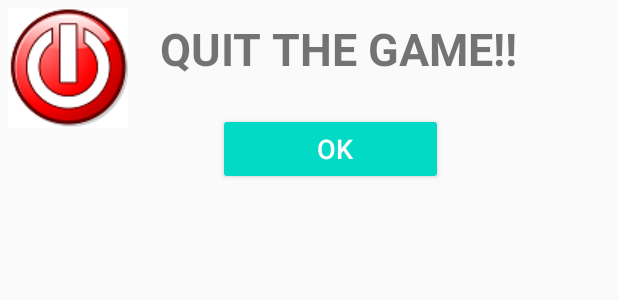
After one commit to AfnanCSE98/AndroidApps, an Android app: the layout custom.xml on its own in the app's theme, with its tools: preview values and no code run, on a phone screen of 412 x 824 dp. The commit adds this screen. Shown: the top 300 px of the screen. Run offline under Robolectric (Android 15) with nearby library versions, the phone set to English and light mode, and no system bars.

Commit message:
ar kisu korbona maybe

```diff
--- /dev/null
+++ b/GuessTheGibberish/app/src/main/res/layout/custom.xml
@@ -0,0 +1,49 @@
+<?xml version="1.0" encoding="utf-8"?>
+<RelativeLayout xmlns:android="http://schemas.android.com/apk/res/android"
+    xmlns:app="http://schemas.android.com/apk/res-auto"
+    xmlns:tools="http://schemas.android.com/tools"
+    android:orientation="vertical" android:layout_width="match_parent"
+    android:layout_height="match_parent">
+
+    <TextView
+        android:text="@string/alert"
+        android:layout_width="wrap_content"
+        android:layout_height="wrap_content"
+        android:id="@+id/text"
+        android:textStyle="normal|bold"
+        android:textSize="30sp"
+        android:layout_alignParentTop="true"
+        android:layout_toRightOf="@+id/image"
+        android:layout_toEndOf="@+id/image"
+        android:layout_marginLeft="21dp"
+        android:layout_marginStart="21dp"
+        android:layout_marginTop="12dp" />
+
+    <ImageButton
+        android:layout_width="80dp"
+        android:layout_height="80dp"
+        app:srcCompat="@drawable/quit2"
+        android:id="@+id/image"
+        android:layout_alignParentLeft="true"
+        android:layout_alignParentStart="true"
+        android:layout_marginLeft="5dp"
+        android:layout_marginTop="5dp"
+        tools:ignore="ContentDescription,RtlHardcoded" />
+
+    <Button
+        android:id="@+id/dialogButtonOK"
+        style="@style/Widget.AppCompat.Button.Colored"
+        android:layout_width="150dp"
+        android:layout_height="wrap_content"
+        android:layout_below="@+id/image"
+        android:layout_alignStart="@+id/image"
+        android:layout_alignLeft="@+id/image"
+        android:layout_marginStart="140dp"
+        android:layout_marginLeft="140dp"
+        android:layout_marginTop="-10dp"
+        android:paddingRight="5dp"
+        android:text="@string/dismiss"
+        android:textSize="18sp"
+        tools:ignore="RtlHardcoded,RtlSymmetry" />
+
+</RelativeLayout>
--- a/GuessTheGibberish/app/src/main/res/values/strings.xml
+++ b/GuessTheGibberish/app/src/main/res/values/strings.xml
@@ -1,5 +1,7 @@
 <resources>
     <string name="app_name">Guess The Gibberish</string>
+    <string name="alert">QUIT THE GAME!!</string>
+    <string name="dismiss">OK</string>
     <string-array name="questions">
         <item>Stir range earth inks</item>
         <item>mile hip czars healed</item>
@@ -20,13 +22,19 @@
          <item>ditch chews haze hum thin</item>
          <item>huge act mend</item>
          <item>why em tea hay</item>
-        <item>belcalis marlenis almanzar</item>
          <item>eye yam stew peed</item>
          <item>hood pubes everyone</item>
          <item>foyer ice sown lee</item>
-        <item>huge act mend</item>
          <item>thirds teeth or stay</item>
          <item>bought till cervix</item>
+        <item>spur mud hone her</item>
+        <item>Dawn Dutch Mice Tough</item>
+        <item>Feast eve hard breathe</item>
+        <item>Whole avant fork wrist mist issue</item>
+        <item>Des pus seed hoo</item>
+        <item>Sups cur ripe tom eye sham null</item>
+        <item>Sun nab shat filled her</item>
+        <item>Doe en touch a boo goodbye discover</item>
      </string-array>
 
      <string-array name="answers">
@@ -49,11 +57,18 @@
          <item>did you say something</item>
          <item>Hugh Jackman</item>
          <item>ymca</item>
-        <item>cardi b</item>
          <item>I am stupid</item>
          <item>good news everyone</item>
          <item>for your eyes only</item>
          <item>thirsty thursday</item>
          <item>bottle service</item>
+         <item>Sperm Donor</item>
+         <item>Dont touch my stuff</item>
+         <item>Steve Harvey</item>
+         <item>All I want for christmas is you</item>
+         <item>Despacito</item>
+         <item>Subscribe to my channel</item>
+         <item>snapchat filter</item>
+         <item>Dont judge a book by its cover</item>
     </string-array>
 </resources>
```
Also changed, not shown: GuessTheGibberish/app/src/main/java/com/example/guessthegibberish/MainActivity.java (+39 -13 lines), GuessTheGibberish/app/src/main/res/drawable/quit.png (added), GuessTheGibberish/app/src/main/res/drawable/quit2.png (added). Lines whose indentation alone changed are shown as unchanged.
